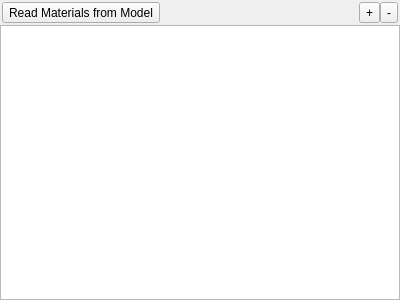
This is DreamToolQt/View/MaterialShaderTableForm.ui in BashEdThomps/dream-engine as Qt 5 draws it before an edit. The edited form follows.
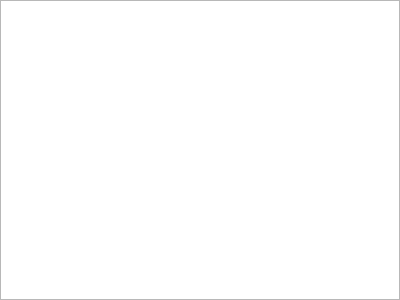
This is the edited form.

Commit message: Implementing Material/Shader pipeline

Patch:
```diff
--- a/DreamToolQt/View/MaterialShaderTableForm.ui
+++ b/DreamToolQt/View/MaterialShaderTableForm.ui
@@ -29,56 +29,6 @@
    <property name="bottomMargin">
     <number>0</number>
    </property>
-   <item>
-    <layout class="QHBoxLayout" name="horizontalLayout">
-     <property name="leftMargin">
-      <number>2</number>
-     </property>
-     <property name="topMargin">
-      <number>2</number>
-     </property>
-     <property name="rightMargin">
-      <number>2</number>
-     </property>
-     <property name="bottomMargin">
-      <number>2</number>
-     </property>
-     <item>
-      <widget class="QToolButton" name="readMaterialsButton">
-       <property name="text">
-        <string>Read Materials from Model</string>
-       </property>
-      </widget>
-     </item>
-     <item>
-      <spacer name="horizontalSpacer">
-       <property name="orientation">
-        <enum>Qt::Horizontal</enum>
-       </property>
-       <property name="sizeHint" stdset="0">
-        <size>
-         <width>40</width>
-         <height>20</height>
-        </size>
-       </property>
-      </spacer>
-     </item>
-     <item>
-      <widget class="QToolButton" name="addButton">
-       <property name="text">
-        <string>+</string>
-       </property>
-      </widget>
-     </item>
-     <item>
-      <widget class="QToolButton" name="removeButton">
-       <property name="text">
-        <string>-</string>
-       </property>
-      </widget>
-     </item>
-    </layout>
-   </item>
    <item>
     <widget class="QTableView" name="tableView">
      <property name="frameShape">
```
The commit also changes 15 other files.
